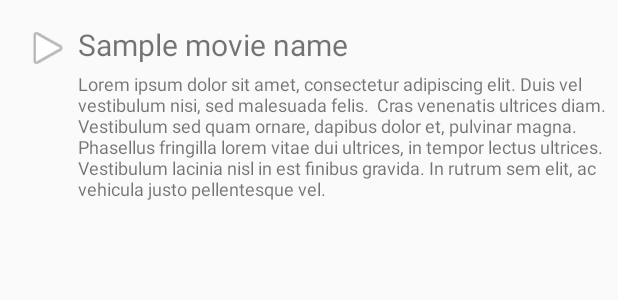
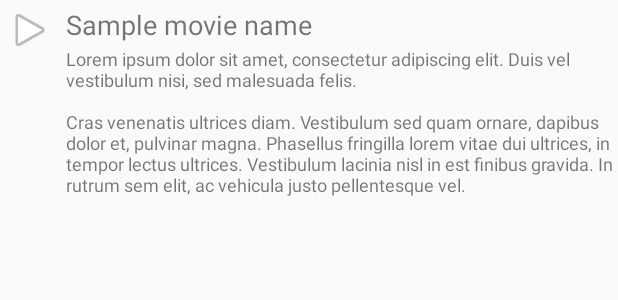
Before and after one commit to donygeorge/CodePath-Flicks, an Android app: the layout item_movie.xml on its own in the app's theme, with its tools: preview values and no code run, on a phone screen of 412 x 824 dp. Shown: the top 300 px of the screen. Run offline under Robolectric (Android 15) with nearby library versions, the phone set to English and light mode, and no system bars.

Commit message:
Improve vertical layout

```diff
--- a/app/src/main/res/layout/item_movie.xml
+++ b/app/src/main/res/layout/item_movie.xml
@@ -10,11 +10,10 @@
         android:layout_width="wrap_content"
         android:layout_height="wrap_content"
         android:layout_alignParentLeft="true"
-        android:layout_alignParentStart="true"
-        android:layout_alignParentTop="true"
-        android:layout_marginLeft="16dp"
-        android:layout_marginStart="16dp"
-        android:layout_marginTop="16dp"
+        android:layout_marginLeft="4dp"
+        android:layout_marginRight="4dp"
+        android:layout_marginBottom="4dp"
+        android:layout_marginTop="4dp"
         tools:src="@android:drawable/ic_media_play" />
 
     <TextView
@@ -24,10 +23,10 @@
         android:layout_alignTop="@+id/movieImageView"
         android:layout_toEndOf="@+id/movieImageView"
         android:layout_toRightOf="@+id/movieImageView"
-        android:layout_marginLeft="8dp"
+        android:layout_marginLeft="4dp"
         android:layout_marginStart="4dp"
         tools:text="Sample movie name"
-        android:textSize="20sp" />
+        android:textSize="18sp" />
 
     <TextView
         android:id="@+id/descTextView"
@@ -36,12 +35,10 @@
         android:layout_below="@+id/titleTextView"
         android:layout_toEndOf="@+id/movieImageView"
         android:layout_toRightOf="@+id/movieImageView"
-        android:layout_marginLeft="8dp"
+        android:layout_marginLeft="4dp"
         android:layout_marginStart="4dp"
-        android:layout_marginTop="4dp"
-        tools:text="Lorem ipsum dolor sit amet, consectetur adipiscing elit. Duis vel vestibulum nisi, sed malesuada felis.
-
-Cras venenatis ultrices diam. Vestibulum sed quam ornare, dapibus dolor et, pulvinar magna. Phasellus fringilla lorem vitae dui ultrices, in tempor lectus ultrices. Vestibulum lacinia nisl in est finibus gravida. In rutrum sem elit, ac vehicula justo pellentesque vel. "
+        android:layout_marginTop="2dp"
+        tools:text="Lorem ipsum dolor sit amet, consectetur adipiscing elit. Duis vel vestibulum nisi, sed malesuada felis. \n\nCras venenatis ultrices diam. Vestibulum sed quam ornare, dapibus dolor et, pulvinar magna. Phasellus fringilla lorem vitae dui ultrices, in tempor lectus ultrices. Vestibulum lacinia nisl in est finibus gravida. In rutrum sem elit, ac vehicula justo pellentesque vel. "
         android:textSize="12sp" />
 
 </RelativeLayout>
```
Also changed, not shown: app/src/main/res/layout/activity_movie_list.xml (+6 -4 lines).
